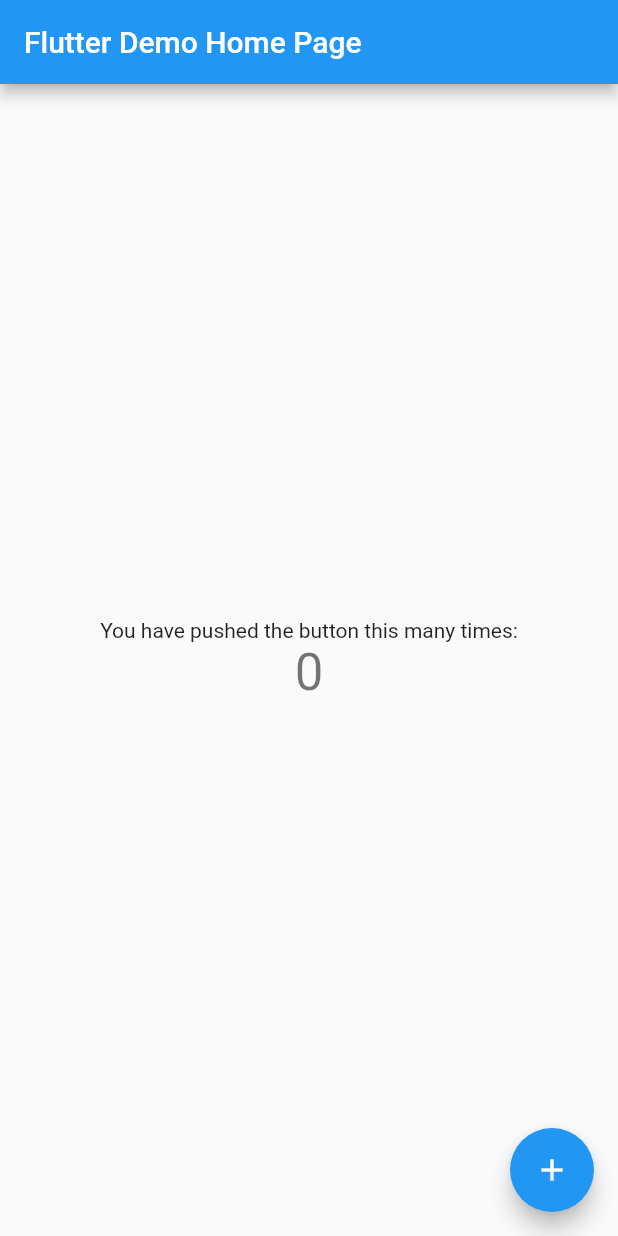
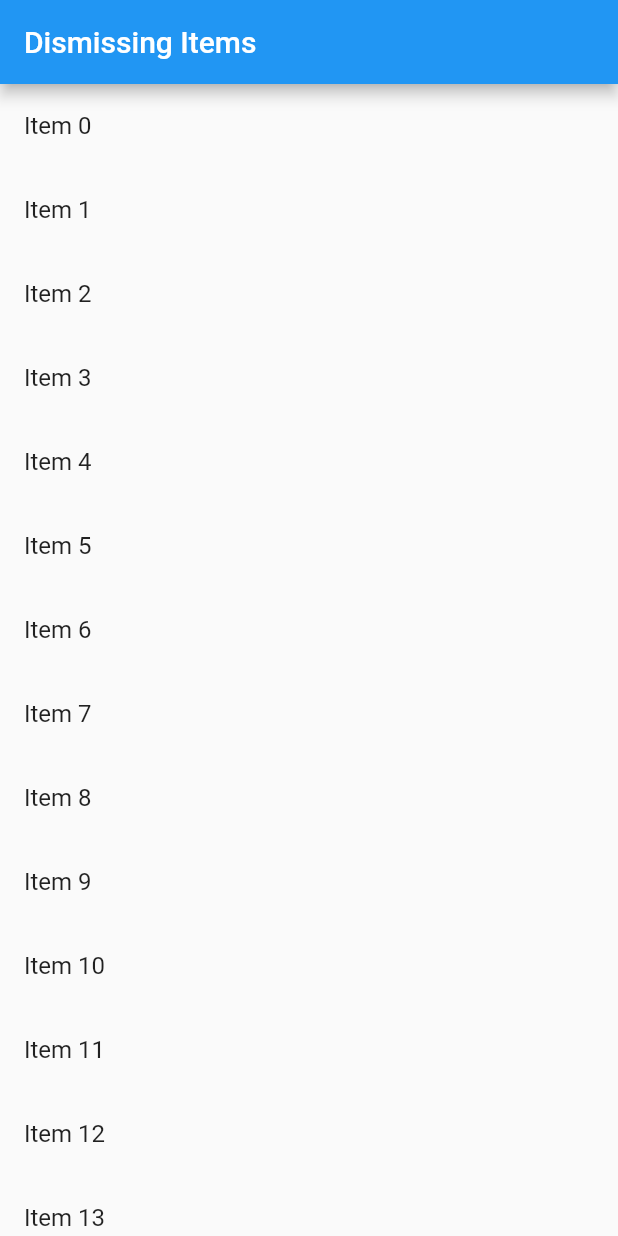
Before and after one commit to prettystony/yyy_flutter_demo, a Flutter app: the screen it shows after launch, on a phone screen of 412 x 824 dp. Run offline on Flutter 3.47's test engine with Material 2 defaults, Android fonts, the phone set to English and light mode, and no system bars.

Commit message:
处理点击 添加Material触摸水波效果 实现滑动关闭

```diff
--- /dev/null
+++ b/my_flutter_app/lib/dismissing_items_demo.dart
@@ -0,0 +1,44 @@
+import 'package:flutter/material.dart';
+
+class DismissingItemsDemo extends StatelessWidget {
+  final List<String> items;
+
+  DismissingItemsDemo({Key key, @required this.items}) : super(key: key);
+
+  @override
+  Widget build(BuildContext context) {
+    final title = 'Dismissing Items';
+
+    return new MaterialApp(
+      title: title,
+      home: new Scaffold(
+        appBar: new AppBar(
+          title: new Text(title),
+        ),
+        body: new ListView.builder(
+          itemCount: items.length,
+          itemBuilder: (context, index) {
+            final item = items[index];
+
+            return new Dismissible(
+              // Each Dismissible must contain a Key. Keys allow Flutter to
+              // uniquely identify Widgets.
+              key: new Key(item),
+              // We also need to provide a function that will tell our app
+              // what to do after an item has been swiped away.
+              onDismissed: (direction) {
+                items.removeAt(index);
+
+                Scaffold.of(context).showSnackBar(
+                    new SnackBar(content: new Text("$item dismissed")));
+              },
+              // Show a red background as the item is swiped away
+              background: new Container(color: Colors.red),
+              child: new ListTile(title: new Text('$item')),
+            );
+          },
+        ),
+      ),
+    );
+  }
+}
--- a/my_flutter_app/lib/main.dart
+++ b/my_flutter_app/lib/main.dart
@@ -1,112 +1,37 @@
+import 'package:flutter/material.dart';
+import 'gesture_demo.dart';
+import 'ink_well_demo.dart';
+import 'dismissing_items_demo.dart';
 
-import 'package:flutter/material.dart';
+// void main() => runApp(new InkWellDemo());
 
-void main() => runApp(MyApp());
+void main() {
+  runApp(new DismissingItemsDemo(
+    items: new List<String>.generate(20, (i) => "Item ${i}"),
+  ));
+}
 
-class MyApp extends StatelessWidget {
-  // This widget is the root of your application.
+
+class GestureDemo extends StatelessWidget {
+
   @override
   Widget build(BuildContext context) {
-    return MaterialApp(
-      title: 'Flutter Demo',
-      theme: ThemeData(
-        // This is the theme of your application.
-        //
-        // Try running your application with "flutter run". You'll see the
-        // application has a blue toolbar. Then, without quitting the app, try
-        // changing the primarySwatch below to Colors.green and then invoke
-        // "hot reload" (press "r" in the console where you ran "flutter run",
-        // or simply save your changes to "hot reload" in a Flutter IDE).
-        // Notice that the counter didn't reset back to zero; the application
-        // is not restarted.
-        primarySwatch: Colors.blue,
-      ),
-      home: MyHomePage(title: 'Flutter Demo Home Page'),
+    final title = 'Gesture Demo';
+
+    return new MaterialApp(
+      home: new GestureDemoHomePage(title: title),
     );
   }
 }
 
-class MyHomePage extends StatefulWidget {
-  MyHomePage({Key key, this.title}) : super(key: key);
-
-  // This widget is the home page of your application. It is stateful, meaning
-  // that it has a State object (defined below) that contains fields that affect
-  // how it looks.
-
-  // This class is the configuration for the state. It holds the values (in this
-  // case the title) provided by the parent (in this case the App widget) and
-  // used by the build method of the State. Fields in a Widget subclass are
-  // always marked "final".
-
-  final String title;
-
-  @override
-  _MyHomePageState createState() => _MyHomePageState();
-}
-
-class _MyHomePageState extends State<MyHomePage> {
-  int _counter = 0;
-
-  void _incrementCounter() {
-    setState(() {
-      // This call to setState tells the Flutter framework that something has
-      // changed in this State, which causes it to rerun the build method below
-      // so that the display can reflect the updated values. If we changed
-      // _counter without calling setState(), then the build method would not be
-      // called again, and so nothing would appear to happen.
-      _counter++;
-    });
-  }
-
+class InkWellDemo extends StatelessWidget {
   @override
   Widget build(BuildContext context) {
-    // This method is rerun every time setState is called, for instance as done
-    // by the _incrementCounter method above.
-    //
-    // The Flutter framework has been optimized to make rerunning build methods
-    // fast, so that you can just rebuild anything that needs updating rather
-    // than having to individually change instances of widgets.
-    return Scaffold(
-      appBar: AppBar(
-        // Here we take the value from the MyHomePage object that was created by
-        // the App.build method, and use it to set our appbar title.
-        title: Text(widget.title),
-      ),
-      body: Center(
-        // Center is a layout widget. It takes a single child and positions it
-        // in the middle of the parent.
-        child: Column(
-          // Column is also a layout widget. It takes a list of children and
-          // arranges them vertically. By default, it sizes itself to fit its
-          // children horizontally, and tries to be as tall as its parent.
-          //
-          // Invoke "debug painting" (press "p" in the console, choose the
-          // "Toggle Debug Paint" action from the Flutter Inspector in Android
-          // Studio, or the "Toggle Debug Paint" command in Visual Studio Code)
-          // to see the wireframe for each widget.
-          //
-          // Column has various properties to control how it sizes itself and
-          // how it positions its children. Here we use mainAxisAlignment to
-          // center the children vertically; the main axis here is the vertical
-          // axis because Columns are vertical (the cross axis would be
-          // horizontal).
-          mainAxisAlignment: MainAxisAlignment.center,
-          children: <Widget>[
-            Text(
-              'You have pushed the button this many times:',
-            ),
-            Text(
-              '$_counter',
-              style: Theme.of(context).textTheme.display1,
-            ),
-          ],
-        ),
-      ),
-      floatingActionButton: FloatingActionButton(
-        onPressed: _incrementCounter,
-        tooltip: 'Increment',
-        child: Icon(Icons.add),
-      ), // This trailing comma makes auto-formatting nicer for build methods.
+    final title = 'InkWell Demo';
+
+    return new MaterialApp(
+      title: title,
+      home: new InkWellDemoHomePage(title: title),
     );
   }
 }
```
Also changed, not shown: my_flutter_app/lib/gesture_demo.dart (added, +44 -0 lines), my_flutter_app/lib/ink_well_demo.dart (added, +36 -0 lines).
